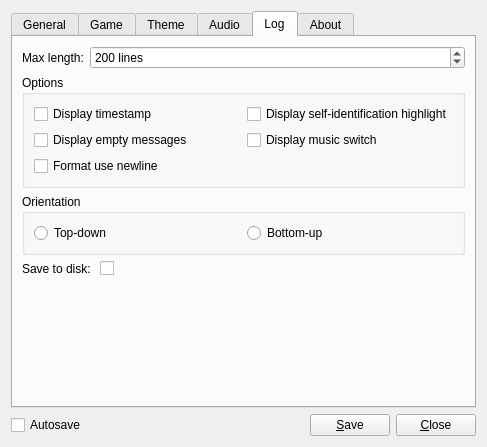
The window that res/ui/config_panel.ui (lambdcalculus/AO2-Client) describes before a commit, drawn with Qt 5.
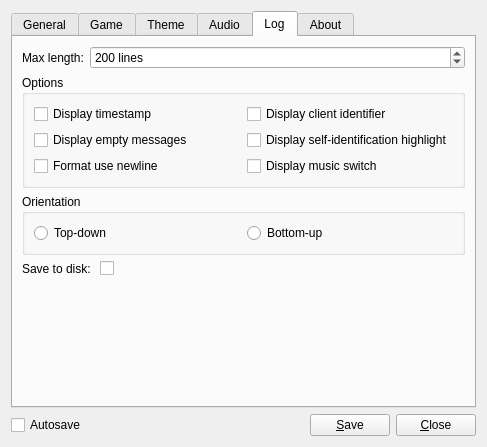
The same window after the commit. The open tabs and pages were chosen to show the change.

Commit message: Added client Id to MS packet

The edit to the form file:
```diff
--- a/res/ui/config_panel.ui
+++ b/res/ui/config_panel.ui
@@ -32,7 +32,7 @@
    <item>
     <widget class="QTabWidget" name="tab_widget">
      <property name="currentIndex">
-      <number>0</number>
+      <number>4</number>
      </property>
      <widget class="QWidget" name="tab">
       <attribute name="title">
@@ -1115,13 +1115,16 @@
            </widget>
           </item>
           <item row="0" column="1">
-           <widget class="QCheckBox" name="log_display_self_highlight">
+           <widget class="QCheckBox" name="log_display_client_id">
+            <property name="toolTip">
+             <string>A client identifier allows you to identify users with identical names.</string>
+            </property>
             <property name="text">
-             <string>Display self-identification highlight</string>
+             <string>Display client identifier</string>
             </property>
            </widget>
           </item>
-          <item row="1" column="0">
+          <item row="2" column="0">
            <widget class="QCheckBox" name="log_display_empty_messages">
             <property name="sizePolicy">
              <sizepolicy hsizetype="Minimum" vsizetype="Minimum">
@@ -1134,20 +1137,7 @@
             </property>
            </widget>
           </item>
-          <item row="1" column="1">
-           <widget class="QCheckBox" name="log_display_music_switch">
-            <property name="sizePolicy">
-             <sizepolicy hsizetype="Minimum" vsizetype="Minimum">
-              <horstretch>0</horstretch>
-              <verstretch>0</verstretch>
-             </sizepolicy>
-            </property>
-            <property name="text">
-             <string>Display music switch</string>
-            </property>
-           </widget>
-          </item>
-          <item row="2" column="0">
+          <item row="3" column="0">
            <widget class="QCheckBox" name="log_format_use_newline">
             <property name="sizePolicy">
              <sizepolicy hsizetype="Minimum" vsizetype="Minimum">
@@ -1163,6 +1153,26 @@
             </property>
            </widget>
           </item>
+          <item row="3" column="1">
+           <widget class="QCheckBox" name="log_display_music_switch">
+            <property name="sizePolicy">
+             <sizepolicy hsizetype="Minimum" vsizetype="Minimum">
+              <horstretch>0</horstretch>
+              <verstretch>0</verstretch>
+             </sizepolicy>
+            </property>
+            <property name="text">
+             <string>Display music switch</string>
+            </property>
+           </widget>
+          </item>
+          <item row="2" column="1">
+           <widget class="QCheckBox" name="log_display_self_highlight">
+            <property name="text">
+             <string>Display self-identification highlight</string>
+            </property>
+           </widget>
+          </item>
          </layout>
         </widget>
        </item>
```
The commit also changes 8 other files.
